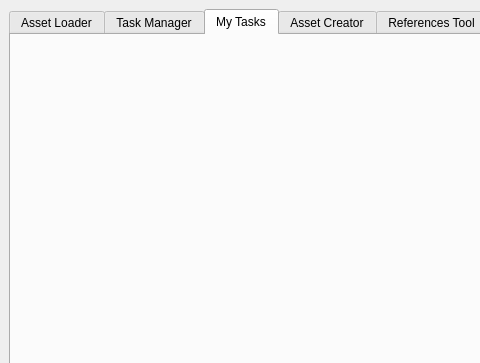
Above: media/main_window.ui from all-in-one-of/project_manager before the change; both pictures show x 0 to 480 and y 0 to 363 of the 1083 by 910 pixel window. Below: the same form after it.
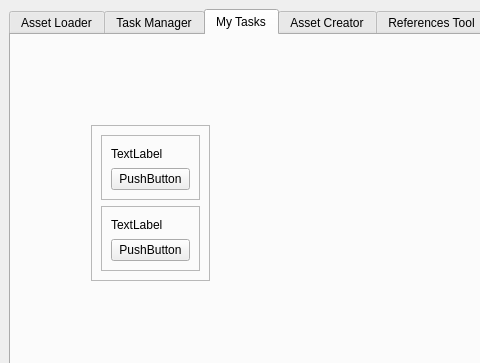
That is the form after the change. The open tabs and pages were chosen to show the change.

Patch:
```diff
--- a/media/main_window.ui
+++ b/media/main_window.ui
@@ -1487,6 +1487,76 @@
          <attribute name="title">
           <string>My Tasks</string>
          </attribute>
+         <widget class="QFrame" name="frame_4">
+          <property name="geometry">
+           <rect>
+            <x>80</x>
+            <y>90</y>
+            <width>119</width>
+            <height>156</height>
+           </rect>
+          </property>
+          <property name="frameShape">
+           <enum>QFrame::StyledPanel</enum>
+          </property>
+          <property name="frameShadow">
+           <enum>QFrame::Raised</enum>
+          </property>
+          <layout class="QVBoxLayout" name="verticalLayout_28">
+           <item>
+            <widget class="QFrame" name="frame_5">
+             <property name="frameShape">
+              <enum>QFrame::StyledPanel</enum>
+             </property>
+             <property name="frameShadow">
+              <enum>QFrame::Raised</enum>
+             </property>
+             <layout class="QVBoxLayout" name="verticalLayout_29">
+              <item>
+               <widget class="QLabel" name="label_3">
+                <property name="text">
+                 <string>TextLabel</string>
+                </property>
+               </widget>
+              </item>
+              <item>
+               <widget class="QPushButton" name="pushButton">
+                <property name="text">
+                 <string>PushButton</string>
+                </property>
+               </widget>
+              </item>
+             </layout>
+            </widget>
+           </item>
+           <item>
+            <widget class="QFrame" name="frame_6">
+             <property name="frameShape">
+              <enum>QFrame::StyledPanel</enum>
+             </property>
+             <property name="frameShadow">
+              <enum>QFrame::Raised</enum>
+             </property>
+             <layout class="QVBoxLayout" name="verticalLayout_30">
+              <item>
+               <widget class="QLabel" name="label_4">
+                <property name="text">
+                 <string>TextLabel</string>
+                </property>
+               </widget>
+              </item>
+              <item>
+               <widget class="QPushButton" name="pushButton_2">
+                <property name="text">
+                 <string>PushButton</string>
+                </property>
+               </widget>
+              </item>
+             </layout>
+            </widget>
+           </item>
+          </layout>
+         </widget>
         </widget>
         <widget class="QWidget" name="assetCreatorTab">
          <attribute name="title">
```
Left out of the diff: 101 changed lines with no effect on the pictures.
